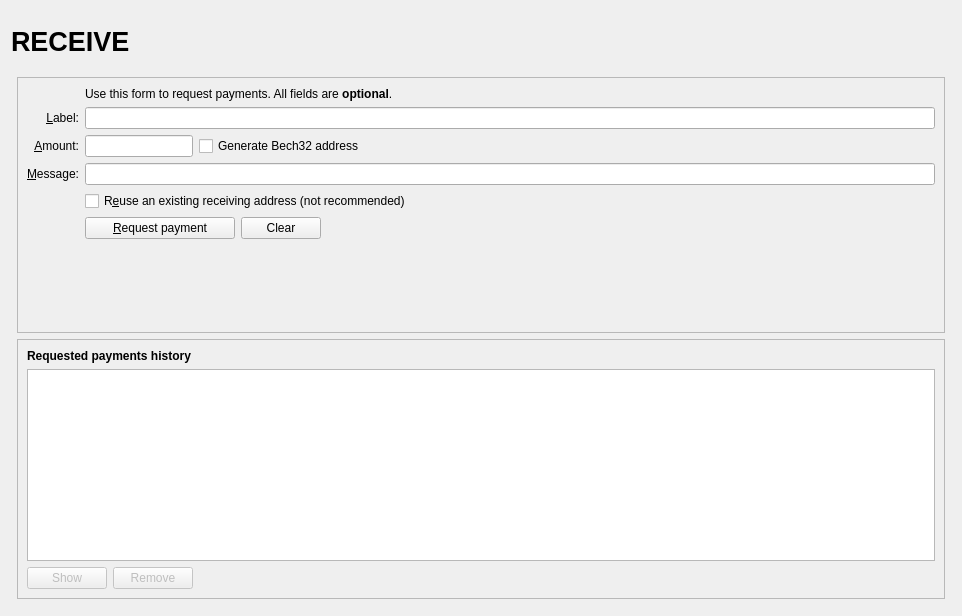
This is src/qt/forms/receivecoinsdialog.ui in noodlespan/helix as Qt 5 draws it before an edit. The edited form follows.
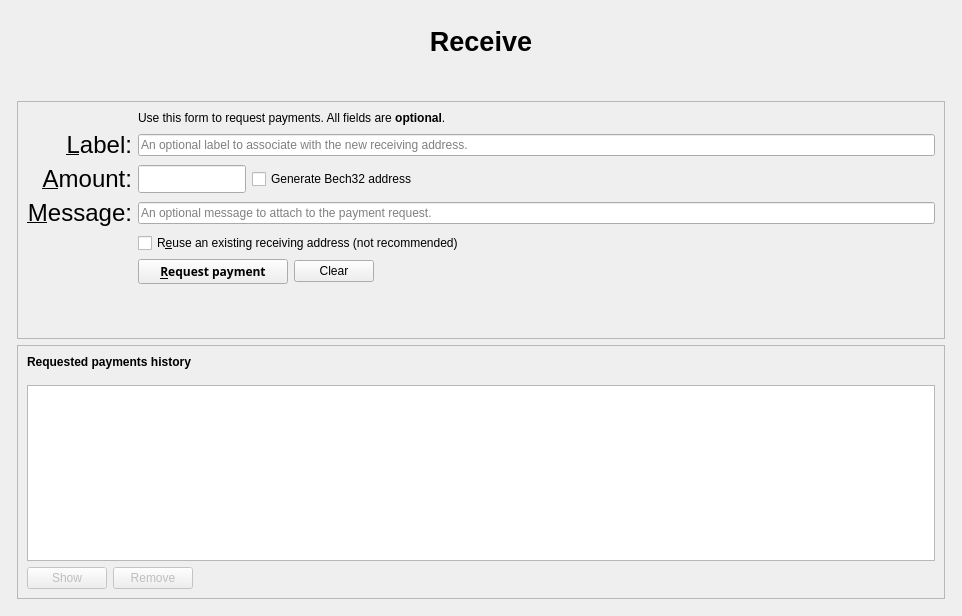
This is the edited form. Icons and pictures are not drawn. Custom widgets are drawn as their Qt base class.

The edit to the form file:
```diff
--- a/src/qt/forms/receivecoinsdialog.ui
+++ b/src/qt/forms/receivecoinsdialog.ui
@@ -32,7 +32,7 @@
          <number>0</number>
         </property>
         <item>
-         <layout class="QHBoxLayout" name="horizontalLayout_Header" stretch="1,0,1">
+         <layout class="QHBoxLayout" name="horizontalLayout_Header" stretch="1">
           <item>
            <widget class="QLabel" name="labelOverviewHeaderLeft">
             <property name="minimumSize">
@@ -55,47 +55,10 @@
              </font>
             </property>
             <property name="text">
-             <string>RECEIVE</string>
-            </property>
-           </widget>
-          </item>
-          <item>
-           <spacer name="horizontalSpacer_3">
-            <property name="orientation">
-             <enum>Qt::Horizontal</enum>
-            </property>
-            <property name="sizeHint" stdset="0">
-             <size>
-              <width>40</width>
-              <height>20</height>
-             </size>
-            </property>
-           </spacer>
-          </item>
-          <item>
-           <widget class="QLabel" name="labelOverviewHeaderRight">
-            <property name="minimumSize">
-             <size>
-              <width>464</width>
-              <height>60</height>
-             </size>
-            </property>
-            <property name="maximumSize">
-             <size>
-              <width>16777215</width>
-              <height>60</height>
-             </size>
-            </property>
-            <property name="font">
-             <font>
-              <pointsize>14</pointsize>
-             </font>
-            </property>
-            <property name="text">
-             <string/>
+             <string>Receive</string>
             </property>
             <property name="alignment">
-             <set>Qt::AlignRight|Qt::AlignTrailing|Qt::AlignVCenter</set>
+             <set>Qt::AlignCenter</set>
             </property>
            </widget>
           </item>
@@ -119,6 +82,22 @@
         <property name="bottomMargin">
          <number>6</number>
         </property>
+        <item>
+         <spacer name="verticalSpacer_3">
+          <property name="orientation">
+           <enum>Qt::Vertical</enum>
+          </property>
+          <property name="sizeType">
+           <enum>QSizePolicy::Preferred</enum>
+          </property>
+          <property name="sizeHint" stdset="0">
+           <size>
+            <width>20</width>
+            <height>40</height>
+           </size>
+          </property>
+         </spacer>
+        </item>
         <item>
          <widget class="QFrame" name="frame2">
           <property name="sizePolicy">
@@ -155,6 +134,11 @@
              </item>
              <item row="6" column="0">
               <widget class="QLabel" name="label_3">
+               <property name="font">
+                <font>
+                 <pointsize>18</pointsize>
+                </font>
+               </property>
                <property name="toolTip">
                 <string>An optional message to attach to the payment request, which will be displayed when the request is opened. Note: The message will not be sent with the payment over the Helix network.</string>
                </property>
@@ -174,6 +158,9 @@
                <property name="toolTip">
                 <string>An optional label to associate with the new receiving address.</string>
                </property>
+               <property name="placeholderText">
+                <string>An optional label to associate with the new receiving address.</string>
+               </property>
               </widget>
              </item>
              <item row="6" column="2">
@@ -181,6 +168,9 @@
                <property name="toolTip">
                 <string>An optional message to attach to the payment request, which will be displayed when the request is opened.&lt;br&gt;Note: The message will not be sent with the payment over the Helix network.</string>
                </property>
+               <property name="placeholderText">
+                <string>An optional message to attach to the payment request.</string>
+               </property>
               </widget>
              </item>
              <item row="2" column="2">
@@ -192,6 +182,11 @@
              </item>
              <item row="4" column="0">
               <widget class="QLabel" name="label_2">
+               <property name="font">
+                <font>
+                 <pointsize>18</pointsize>
+                </font>
+               </property>
                <property name="toolTip">
                 <string>An optional label to associate with the new receiving address.</string>
                </property>
@@ -208,6 +203,11 @@
              </item>
              <item row="5" column="0">
               <widget class="QLabel" name="label">
+               <property name="font">
+                <font>
+                 <pointsize>18</pointsize>
+                </font>
+               </property>
                <property name="toolTip">
                 <string>An optional amount to request. Leave this empty or zero to not request a specific amount.</string>
                </property>
@@ -306,6 +306,13 @@
                    <height>0</height>
                   </size>
                  </property>
+                 <property name="font">
+                  <font>
+                   <family>Montserrat</family>
+                   <weight>75</weight>
+                   <bold>true</bold>
+                  </font>
+                 </property>
                  <property name="text">
                   <string>&amp;Request payment</string>
                  </property>
@@ -361,7 +368,7 @@
                <property name="sizeHint" stdset="0">
                 <size>
                  <width>20</width>
-                 <height>40</height>
+                 <height>60</height>
                 </size>
                </property>
               </spacer>
@@ -399,8 +406,30 @@
              </property>
             </widget>
            </item>
+           <item>
+            <spacer name="verticalSpacer_2">
+             <property name="orientation">
+              <enum>Qt::Vertical</enum>
+             </property>
+             <property name="sizeType">
+              <enum>QSizePolicy::Preferred</enum>
+             </property>
+             <property name="sizeHint" stdset="0">
+              <size>
+               <width>20</width>
+               <height>10</height>
+              </size>
+             </property>
+            </spacer>
+           </item>
            <item>
             <widget class="QTableView" name="recentRequestsView">
+             <property name="sizePolicy">
+              <sizepolicy hsizetype="Expanding" vsizetype="Expanding">
+               <horstretch>0</horstretch>
+               <verstretch>1</verstretch>
+              </sizepolicy>
+             </property>
              <property name="palette">
               <palette>
                <active>
@@ -444,6 +473,9 @@
              <property name="tabKeyNavigation">
               <bool>false</bool>
              </property>
+             <property name="showGrid">
+              <bool>false</bool>
+             </property>
              <property name="sortingEnabled">
               <bool>true</bool>
              </property>
```
Left out of the diff: 10 changed lines with no effect on the pictures. Lines whose indentation alone changed are shown as unchanged.
